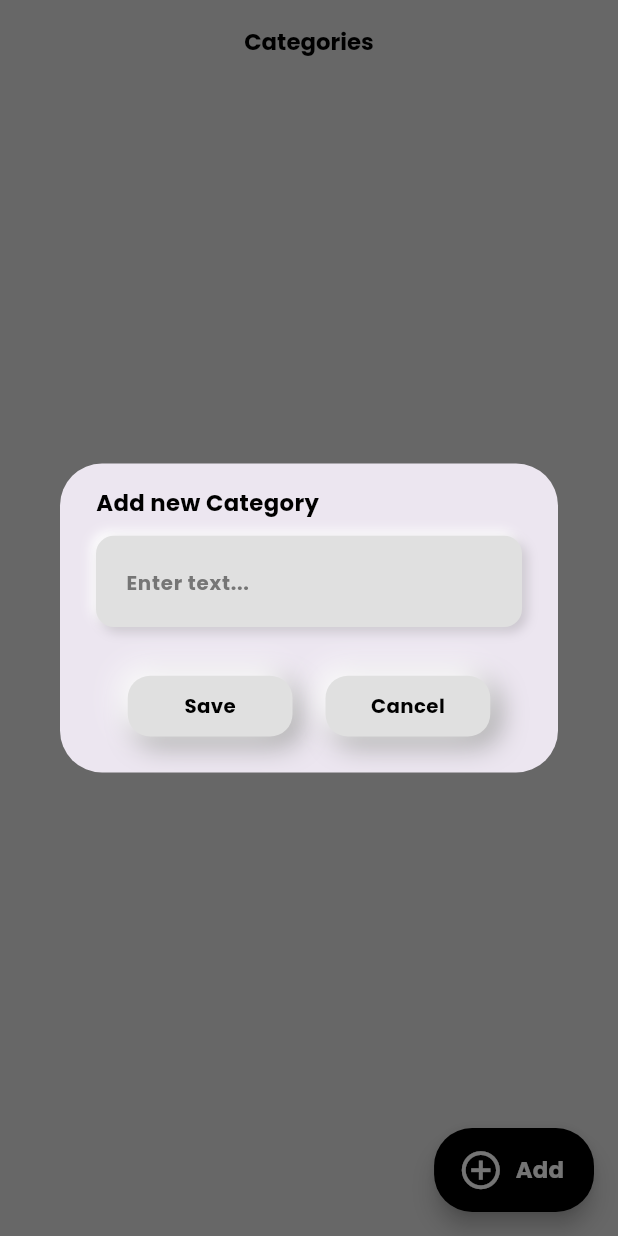
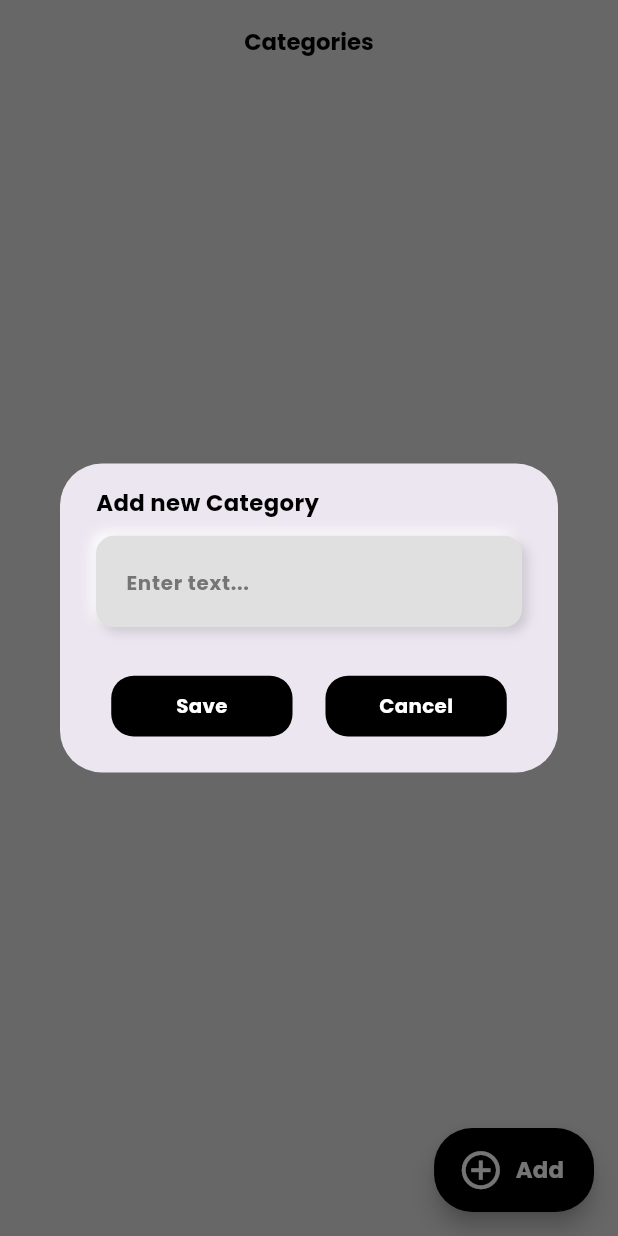
Before and after one commit to kailas1301/ecommerce, a Flutter app: the CategoriesScreen screen opened directly, after a tap on "Add", on a phone screen of 412 x 824 dp. Run offline on Flutter 3.47's test engine with Material 3 defaults, Android fonts, the light colour scheme and no system bars; our stand-ins replace cached_network_image, calendar_date_picker2, cloud_firestore, firebase_core, firebase_storage, flutter_screenutil and 6 more; accounts and stored records are empty.

Commit message:
second commit

```diff
--- a/lib/common/common_functions/show_alertdialougue.dart
+++ b/lib/common/common_functions/show_alertdialougue.dart
@@ -1,8 +1,7 @@
 import 'package:flutter/material.dart';
 import 'package:flutter_screenutil/flutter_screenutil.dart';
-import 'package:mallu_trendy_store/common_widgets/neumorphic.dart';
 import 'package:mallu_trendy_store/common_widgets/textform_field.dart';
-
+import 'package:mallu_trendy_store/utils/color_pallette.dart';
 import '../../utils/font_pallette.dart';
 
 void showAlertDialog(
@@ -31,34 +30,40 @@ void showAlertDialog(
           Row(
             mainAxisAlignment: MainAxisAlignment.center,
             children: [
-              GestureDetector(
+              InkWell(
                   onTap: () {
                     if (controller.text.isNotEmpty) {
                       onAddCategory();
                     }
                   },
-                  child: NeumorphicContainer(
+                  child: Container(
+                      decoration: BoxDecoration(
+                          color: ColorPallette.blackColor,
+                          borderRadius: BorderRadius.circular(15)),
                       height: 40.h,
-                      width: 100.w,
-                      childWidget: Center(
+                      width: 110.w,
+                      child: Center(
                           child: Text(
                         'Save',
-                        style:
-                            FontPallette.headingStyle.copyWith(fontSize: 13.sp),
+                        style: FontPallette.headingStyle.copyWith(
+                            fontSize: 13.sp, color: ColorPallette.whiteColor),
                       )))),
               20.horizontalSpace,
-              GestureDetector(
+              InkWell(
                 onTap: () {
                   Navigator.of(context).pop();
                 },
-                child: NeumorphicContainer(
+                child: Container(
+                    decoration: BoxDecoration(
+                        color: ColorPallette.blackColor,
+                        borderRadius: BorderRadius.circular(15)),
                     height: 40.h,
-                    width: 100.w,
-                    childWidget: Center(
+                    width: 110.w,
+                    child: Center(
                         child: Text(
                       'Cancel',
-                      style:
-                          FontPallette.headingStyle.copyWith(fontSize: 13.sp),
+                      style: FontPallette.headingStyle.copyWith(
+                          fontSize: 13.sp, color: ColorPallette.whiteColor),
                     ))),
               ),
             ],
--- a/lib/views/categories/view/categories.dart
+++ b/lib/views/categories/view/categories.dart
@@ -27,8 +27,7 @@ class _CategoriesScreenState extends State<CategoriesScreen> {
   @override
   Widget build(BuildContext context) {
     final categoryProvider = context.read<CatgeoryProvider>();
-    return SafeArea(
-      child: Scaffold(
+    return Scaffold(
       backgroundColor: ColorPallette.scaffoldBgColor,
       appBar: AppBar(
         backgroundColor: ColorPallette.scaffoldBgColor,
@@ -62,7 +61,6 @@ class _CategoriesScreenState extends State<CategoriesScreen> {
               categoryProvider: categoryProvider);
         },
       ),
-      ),
     );
   }
 }
--- a/lib/views/splash/splash.dart
+++ b/lib/views/splash/splash.dart
@@ -2,7 +2,6 @@ import 'package:flutter/material.dart';
 import 'package:flutter_screenutil/flutter_screenutil.dart';
 import 'package:mallu_trendy_store/utils/color_pallette.dart';
 import 'package:mallu_trendy_store/utils/font_pallette.dart';
-
 import '../../route/route_generator.dart';
 
 class SplashScreen extends StatefulWidget {
@@ -34,7 +33,7 @@ class _SplashScreenState extends State<SplashScreen> {
               width: double.infinity,
               child: Center(
                 child: Text(
-                  "splash",
+                  "Mallu Trendy Stores",
                   style: FontPallette.headingStyle,
                 ),
               ))),
--- a/pubspec.yaml
+++ b/pubspec.yaml
@@ -75,7 +75,8 @@ flutter:
   uses-material-design: true
 
   # To add assets to your application, add an assets section, like this:
-  # assets:
+  assets:
+    - assets/
   #   - images/a_dot_burr.jpeg
   #   - images/a_dot_ham.jpeg
 
```
Also changed, not shown: lib/views/home/view/home_screen.dart (+13 -19 lines), lib/views/orders/order_screen.dart (+12 -7 lines), assets/additem-svgrepo-com.svg (deleted), assets/arrow-circle-left-svgrepo-com.svg (deleted), assets/arrow-circle-right-svgrepo-com.svg (deleted), assets/carts-cart-svgrepo-com.svg (deleted), assets/heart-svgrepo-com.svg (deleted), assets/home-2-svgrepo-com.svg (deleted), assets/label-price-svgrepo-com.svg (deleted), assets/note-notepad-svgrepo-com.svg (deleted), assets/products-product-svgrepo-com.svg (deleted), assets/refresh-right-square-svgrepo-com.svg (deleted), assets/save-remove-svgrepo-com.svg (deleted), assets/splash.jpg (deleted), 1 more files. Lines whose indentation alone changed are shown as unchanged.
